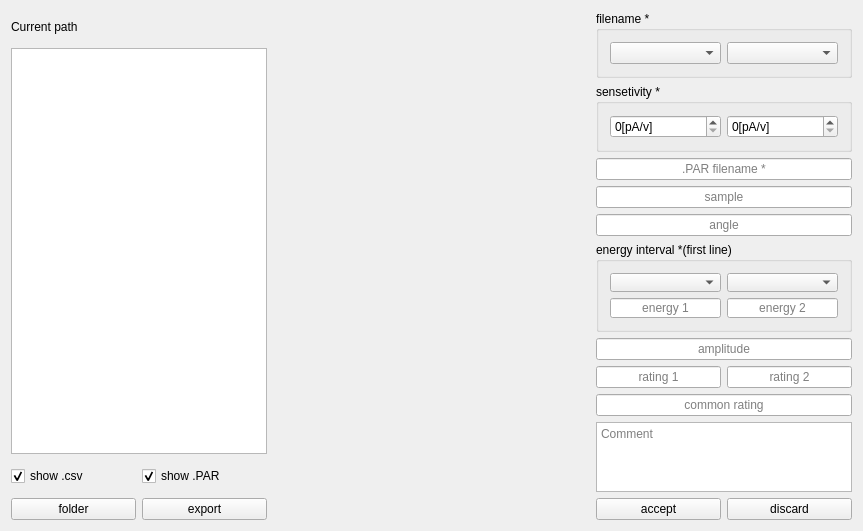
Before: the Qt Designer form mainwindow.ui in Rezenter/HysteLoop, drawn with Qt 5.
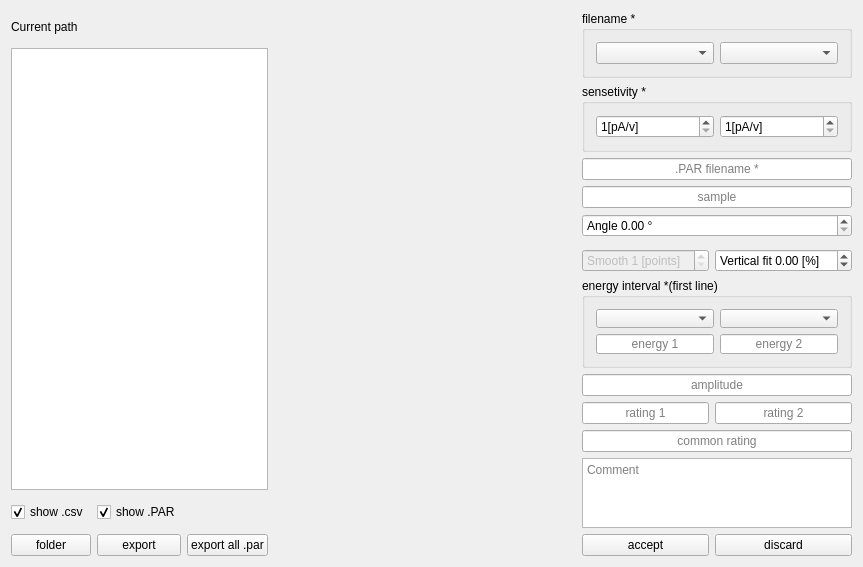
After: the same form once the commit is applied.

The edit to the form file:
```diff
--- a/mainwindow.ui
+++ b/mainwindow.ui
@@ -7,7 +7,7 @@
     <x>0</x>
     <y>0</y>
     <width>863</width>
-    <height>519</height>
+    <height>548</height>
    </rect>
   </property>
   <property name="windowTitle">
@@ -15,20 +15,7 @@
   </property>
   <widget class="QWidget" name="centralWidget">
    <layout class="QGridLayout" name="gridLayout_2">
-    <item row="5" column="3" colspan="2">
-     <widget class="QLineEdit" name="angleEdit">
-      <property name="text">
-       <string/>
-      </property>
-      <property name="alignment">
-       <set>Qt::AlignCenter</set>
-      </property>
-      <property name="placeholderText">
-       <string>angle</string>
-      </property>
-     </widget>
-    </item>
-    <item row="8" column="3">
+    <item row="10" column="4">
      <widget class="QLineEdit" name="rating1Edit">
       <property name="sizePolicy">
        <sizepolicy hsizetype="Minimum" vsizetype="Fixed">
@@ -47,7 +34,7 @@
       </property>
      </widget>
     </item>
-    <item row="12" column="0">
+    <item row="14" column="0">
      <widget class="QPushButton" name="folderButton">
       <property name="sizePolicy">
        <sizepolicy hsizetype="Minimum" vsizetype="Minimum">
@@ -60,14 +47,260 @@
       </property>
      </widget>
     </item>
-    <item row="12" column="4">
+    <item row="14" column="5">
      <widget class="QPushButton" name="discardButton">
       <property name="text">
        <string>discard</string>
       </property>
      </widget>
     </item>
-    <item row="12" column="1">
+    <item row="7" column="4">
+     <widget class="QSpinBox" name="smoothSpinBox">
+      <property name="enabled">
+       <bool>false</bool>
+      </property>
+      <property name="suffix">
+       <string> [points]</string>
+      </property>
+      <property name="prefix">
+       <string>Smooth </string>
+      </property>
+      <property name="minimum">
+       <number>1</number>
+      </property>
+     </widget>
+    </item>
+    <item row="7" column="5">
+     <widget class="QDoubleSpinBox" name="verticalFitSpinBox">
+      <property name="prefix">
+       <string>Vertical fit </string>
+      </property>
+      <property name="suffix">
+       <string> [%]</string>
+      </property>
+      <property name="minimum">
+       <double>-99.989999999999995</double>
+      </property>
+      <property name="singleStep">
+       <double>0.100000000000000</double>
+      </property>
+     </widget>
+    </item>
+    <item row="5" column="4" colspan="2">
+     <widget class="QDoubleSpinBox" name="angleSpinBox">
+      <property name="prefix">
+       <string>Angle </string>
+      </property>
+      <property name="suffix">
+       <string> °</string>
+      </property>
+      <property name="maximum">
+       <double>90.000000000000000</double>
+      </property>
+      <property name="singleStep">
+       <double>0.100000000000000</double>
+      </property>
+     </widget>
+    </item>
+    <item row="2" column="4" colspan="2">
+     <widget class="QGroupBox" name="groupBox">
+      <property name="minimumSize">
+       <size>
+        <width>0</width>
+        <height>0</height>
+       </size>
+      </property>
+      <property name="title">
+       <string>sensetivity *</string>
+      </property>
+      <layout class="QHBoxLayout" name="horizontalLayout">
+       <item>
+        <widget class="QSpinBox" name="sens1Box">
+         <property name="suffix">
+          <string>[pA/v]</string>
+         </property>
+         <property name="minimum">
+          <number>1</number>
+         </property>
+         <property name="maximum">
+          <number>1000</number>
+         </property>
+         <property name="value">
+          <number>1</number>
+         </property>
+        </widget>
+       </item>
+       <item>
+        <widget class="QSpinBox" name="sens2Box">
+         <property name="suffix">
+          <string>[pA/v]</string>
+         </property>
+         <property name="minimum">
+          <number>1</number>
+         </property>
+         <property name="maximum">
+          <number>1000</number>
+         </property>
+         <property name="value">
+          <number>1</number>
+         </property>
+        </widget>
+       </item>
+      </layout>
+     </widget>
+    </item>
+    <item row="0" column="4" rowspan="2" colspan="2">
+     <widget class="QGroupBox" name="groupBox_2">
+      <property name="sizePolicy">
+       <sizepolicy hsizetype="Minimum" vsizetype="Preferred">
+        <horstretch>0</horstretch>
+        <verstretch>0</verstretch>
+       </sizepolicy>
+      </property>
+      <property name="title">
+       <string>filename *</string>
+      </property>
+      <layout class="QGridLayout" name="gridLayout_3">
+       <item row="1" column="1">
+        <widget class="QComboBox" name="file2Box">
+         <property name="sizePolicy">
+          <sizepolicy hsizetype="Minimum" vsizetype="Fixed">
+           <horstretch>0</horstretch>
+           <verstretch>0</verstretch>
+          </sizepolicy>
+         </property>
+        </widget>
+       </item>
+       <item row="1" column="0">
+        <widget class="QComboBox" name="file1Box">
+         <property name="sizePolicy">
+          <sizepolicy hsizetype="Minimum" vsizetype="Fixed">
+           <horstretch>0</horstretch>
+           <verstretch>0</verstretch>
+          </sizepolicy>
+         </property>
+         <property name="toolTip">
+          <string/>
+         </property>
+        </widget>
+       </item>
+      </layout>
+     </widget>
+    </item>
+    <item row="0" column="3" rowspan="15">
+     <widget class="QWidget" name="chartWidget" native="true">
+      <property name="sizePolicy">
+       <sizepolicy hsizetype="Expanding" vsizetype="Expanding">
+        <horstretch>0</horstretch>
+        <verstretch>0</verstretch>
+       </sizepolicy>
+      </property>
+     </widget>
+    </item>
+    <item row="8" column="4" colspan="2">
+     <widget class="QGroupBox" name="groupBox_3">
+      <property name="sizePolicy">
+       <sizepolicy hsizetype="Minimum" vsizetype="Preferred">
+        <horstretch>0</horstretch>
+        <verstretch>0</verstretch>
+       </sizepolicy>
+      </property>
+      <property name="minimumSize">
+       <size>
+        <width>0</width>
+        <height>90</height>
+       </size>
+      </property>
+      <property name="title">
+       <string>energy interval *(first line)</string>
+      </property>
+      <layout class="QGridLayout" name="gridLayout">
+       <item row="0" column="0">
+        <widget class="QComboBox" name="element1Box">
+         <property name="sizePolicy">
+          <sizepolicy hsizetype="Minimum" vsizetype="Fixed">
+           <horstretch>0</horstretch>
+           <verstretch>0</verstretch>
+          </sizepolicy>
+         </property>
+         <property name="minimumSize">
+          <size>
+           <width>0</width>
+           <height>15</height>
+          </size>
+         </property>
+        </widget>
+       </item>
+       <item row="0" column="1">
+        <widget class="QComboBox" name="element2Box">
+         <property name="sizePolicy">
+          <sizepolicy hsizetype="Minimum" vsizetype="Fixed">
+           <horstretch>0</horstretch>
+           <verstretch>0</verstretch>
+          </sizepolicy>
+         </property>
+         <property name="minimumSize">
+          <size>
+           <width>0</width>
+           <height>15</height>
+          </size>
+         </property>
+        </widget>
+       </item>
+       <item row="1" column="0">
+        <widget class="QLineEdit" name="energy1Edit">
+         <property name="sizePolicy">
+          <sizepolicy hsizetype="Minimum" vsizetype="Fixed">
+           <horstretch>0</horstretch>
+           <verstretch>0</verstretch>
+          </sizepolicy>
+         </property>
+         <property name="minimumSize">
+          <size>
+           <width>0</width>
+           <height>15</height>
+          </size>
+         </property>
+         <property name="text">
+          <string/>
+         </property>
+         <property name="alignment">
+          <set>Qt::AlignCenter</set>
+         </property>
+         <property name="placeholderText">
+          <string>energy 1</string>
+         </property>
+        </widget>
+       </item>
+       <item row="1" column="1">
+        <widget class="QLineEdit" name="energy2Edit">
+         <property name="sizePolicy">
+          <sizepolicy hsizetype="Minimum" vsizetype="Fixed">
+           <horstretch>0</horstretch>
+           <verstretch>0</verstretch>
+          </sizepolicy>
+         </property>
+         <property name="minimumSize">
+          <size>
+           <width>0</width>
+           <height>15</height>
+          </size>
+         </property>
+         <property name="text">
+          <string/>
+         </property>
+         <property name="alignment">
+          <set>Qt::AlignCenter</set>
+         </property>
+         <property name="placeholderText">
+          <string>energy 2</string>
+         </property>
+        </widget>
+       </item>
+      </layout>
+     </widget>
+    </item>
+    <item row="14" column="1">
      <widget class="QPushButton" name="exportButton">
       <property name="sizePolicy">
        <sizepolicy hsizetype="Minimum" vsizetype="Minimum">
@@ -80,7 +313,7 @@
       </property>
      </widget>
     </item>
-    <item row="4" column="3" colspan="2">
+    <item row="4" column="4" colspan="2">
      <widget class="QLineEdit" name="sampleEdit">
       <property name="text">
        <string/>
@@ -93,7 +326,7 @@
       </property>
      </widget>
     </item>
-    <item row="8" column="4">
+    <item row="10" column="5">
      <widget class="QLineEdit" name="rating2Edit">
       <property name="sizePolicy">
        <sizepolicy hsizetype="Minimum" vsizetype="Fixed">
@@ -112,7 +345,7 @@
       </property>
      </widget>
     </item>
-    <item row="9" column="3" colspan="2">
+    <item row="11" column="4" colspan="2">
      <widget class="QLineEdit" name="ratingEdit">
       <property name="sizePolicy">
        <sizepolicy hsizetype="Minimum" vsizetype="Fixed">
@@ -131,14 +364,7 @@
       </property>
      </widget>
     </item>
-    <item row="12" column="3">
-     <widget class="QPushButton" name="acceptButton">
-      <property name="text">
-       <string>accept</string>
-      </property>
-     </widget>
-    </item>
-    <item row="10" column="3" rowspan="2" colspan="2">
+    <item row="12" column="4" rowspan="2" colspan="2">
      <widget class="QTextEdit" name="commentEdit">
       <property name="sizePolicy">
        <sizepolicy hsizetype="Minimum" vsizetype="Expanding">
@@ -158,7 +384,7 @@
       </property>
      </widget>
     </item>
-    <item row="7" column="3" colspan="2">
+    <item row="9" column="4" colspan="2">
      <widget class="QLineEdit" name="ampEdit">
       <property name="sizePolicy">
        <sizepolicy hsizetype="Minimum" vsizetype="Fixed">
@@ -177,10 +403,7 @@
       </property>
      </widget>
     </item>
-    <item row="1" column="0" rowspan="10" colspan="2">
-     <widget class="QTableView" name="fileTable"/>
-    </item>
-    <item row="11" column="0">
+    <item row="13" column="0">
      <widget class="QCheckBox" name="datBox">
       <property name="sizePolicy">
        <sizepolicy hsizetype="Minimum" vsizetype="Minimum">
@@ -196,7 +419,7 @@
       </property>
      </widget>
     </item>
-    <item row="3" column="3" colspan="2">
+    <item row="3" column="4" colspan="2">
      <widget class="QLineEdit" name="filenameEdit">
       <property name="text">
        <string/>
@@ -209,7 +432,7 @@
       </property>
      </widget>
     </item>
-    <item row="11" column="1">
+    <item row="13" column="1">
      <widget class="QCheckBox" name="parBox">
       <property name="sizePolicy">
        <sizepolicy hsizetype="Minimum" vsizetype="Minimum">
@@ -238,197 +461,22 @@
       </property>
      </widget>
     </item>
-    <item row="6" column="3" colspan="2">
-     <widget class="QGroupBox" name="groupBox_3">
-      <property name="sizePolicy">
-       <sizepolicy hsizetype="Minimum" vsizetype="Preferred">
-        <horstretch>0</horstretch>
-        <verstretch>0</verstretch>
-       </sizepolicy>
+    <item row="14" column="4">
+     <widget class="QPushButton" name="acceptButton">
+      <property name="text">
+       <string>accept</string>
       </property>
-      <property name="minimumSize">
-       <size>
-        <width>0</width>
-        <height>90</height>
-       </size>
-      </property>
-      <property name="title">
-       <string>energy interval *(first line)</string>
-      </property>
-      <layout class="QGridLayout" name="gridLayout">
-       <item row="0" column="0">
-        <widget class="QComboBox" name="element1Box">
-         <property name="sizePolicy">
-          <sizepolicy hsizetype="Minimum" vsizetype="Fixed">
-           <horstretch>0</horstretch>
-           <verstretch>0</verstretch>
-          </sizepolicy>
-         </property>
-         <property name="minimumSize">
-          <size>
-           <width>0</width>
-           <height>15</height>
-          </size>
-         </property>
-        </widget>
-       </item>
-       <item row="0" column="1">
-        <widget class="QComboBox" name="element2Box">
-         <property name="sizePolicy">
-          <sizepolicy hsizetype="Minimum" vsizetype="Fixed">
-           <horstretch>0</horstretch>
-           <verstretch>0</verstretch>
-          </sizepolicy>
-         </property>
-         <property name="minimumSize">
-          <size>
-           <width>0</width>
-           <height>15</height>
-          </size>
-         </property>
-        </widget>
-       </item>
-       <item row="1" column="0">
-        <widget class="QLineEdit" name="energy1Edit">
-         <property name="sizePolicy">
-          <sizepolicy hsizetype="Minimum" vsizetype="Fixed">
-           <horstretch>0</horstretch>
-           <verstretch>0</verstretch>
-          </sizepolicy>
-         </property>
-         <property name="minimumSize">
-          <size>
-           <width>0</width>
-           <height>15</height>
-          </size>
-         </property>
-         <property name="text">
-          <string/>
-         </property>
-         <property name="alignment">
-          <set>Qt::AlignCenter</set>
-         </property>
-         <property name="placeholderText">
-          <string>energy 1</string>
-         </property>
-        </widget>
-       </item>
-       <item row="1" column="1">
-        <widget class="QLineEdit" name="energy2Edit">
-         <property name="sizePolicy">
-          <sizepolicy hsizetype="Minimum" vsizetype="Fixed">
-           <horstretch>0</horstretch>
-           <verstretch>0</verstretch>
-          </sizepolicy>
-         </property>
-         <property name="minimumSize">
-          <size>
-           <width>0</width>
-           <height>15</height>
-          </size>
-         </property>
-         <property name="text">
-          <string/>
-         </property>
-         <property name="alignment">
-          <set>Qt::AlignCenter</set>
-         </property>
-         <property name="placeholderText">
-          <string>energy 2</string>
-         </property>
-        </widget>
-       </item>
-      </layout>
      </widget>
     </item>
-    <item row="0" column="2" rowspan="13">
-     <widget class="QWidget" name="chartWidget" native="true">
-      <property name="sizePolicy">
-       <sizepolicy hsizetype="Expanding" vsizetype="Expanding">
-        <horstretch>0</horstretch>
-        <verstretch>0</verstretch>
-       </sizepolicy>
+    <item row="14" column="2">
+     <widget class="QPushButton" name="exportAllButton">
+      <property name="text">
+       <string>export all .par</string>
       </property>
      </widget>
     </item>
-    <item row="0" column="3" rowspan="2" colspan="2">
-     <widget class="QGroupBox" name="groupBox_2">
-      <property name="sizePolicy">
-       <sizepolicy hsizetype="Minimum" vsizetype="Preferred">
-        <horstretch>0</horstretch>
-        <verstretch>0</verstretch>
-       </sizepolicy>
-      </property>
-      <property name="title">
-       <string>filename *</string>
-      </property>
-      <layout class="QGridLayout" name="gridLayout_3">
-       <item row="1" column="1">
-        <widget class="QComboBox" name="file2Box">
-         <property name="sizePolicy">
-          <sizepolicy hsizetype="Minimum" vsizetype="Fixed">
-           <horstretch>0</horstretch>
-           <verstretch>0</verstretch>
-          </sizepolicy>
-         </property>
-        </widget>
-       </item>
-       <item row="1" column="0">
-        <widget class="QComboBox" name="file1Box">
-         <property name="sizePolicy">
-          <sizepolicy hsizetype="Minimum" vsizetype="Fixed">
-           <horstretch>0</horstretch>
-           <verstretch>0</verstretch>
-          </sizepolicy>
-         </property>
-         <property name="toolTip">
-          <string/>
-         </property>
-        </widget>
-       </item>
-      </layout>
-     </widget>
-    </item>
-    <item row="2" column="3" colspan="2">
-     <widget class="QGroupBox" name="groupBox">
-      <property name="minimumSize">
-       <size>
-        <width>0</width>
-        <height>0</height>
-       </size>
-      </property>
-      <property name="title">
-       <string>sensetivity *</string>
-      </property>
-      <layout class="QHBoxLayout" name="horizontalLayout">
-       <item>
-        <widget class="QSpinBox" name="sens1Box">
-         <property name="suffix">
-          <string>[pA/v]</string>
-         </property>
-         <property name="maximum">
-          <number>1000</number>
-         </property>
-         <property name="value">
-          <number>0</number>
-         </property>
-        </widget>
-       </item>
-       <item>
-        <widget class="QSpinBox" name="sens2Box">
-         <property name="suffix">
-          <string>[pA/v]</string>
-         </property>
-         <property name="maximum">
-          <number>1000</number>
-         </property>
-         <property name="value">
-          <number>0</number>
-         </property>
-        </widget>
-       </item>
-      </layout>
-     </widget>
+    <item row="1" column="0" rowspan="12" colspan="3">
+     <widget class="QTableWidget" name="fileTable"/>
     </item>
    </layout>
   </widget>
```
